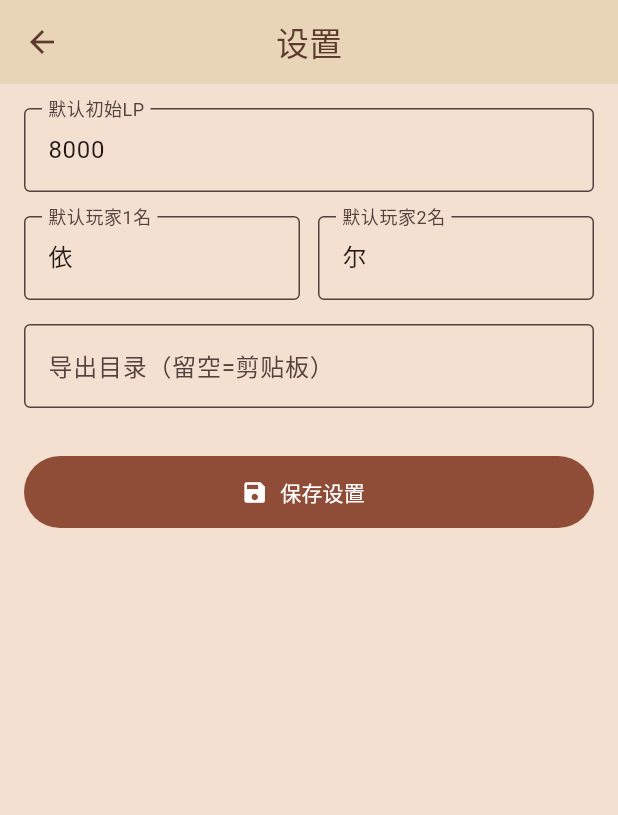
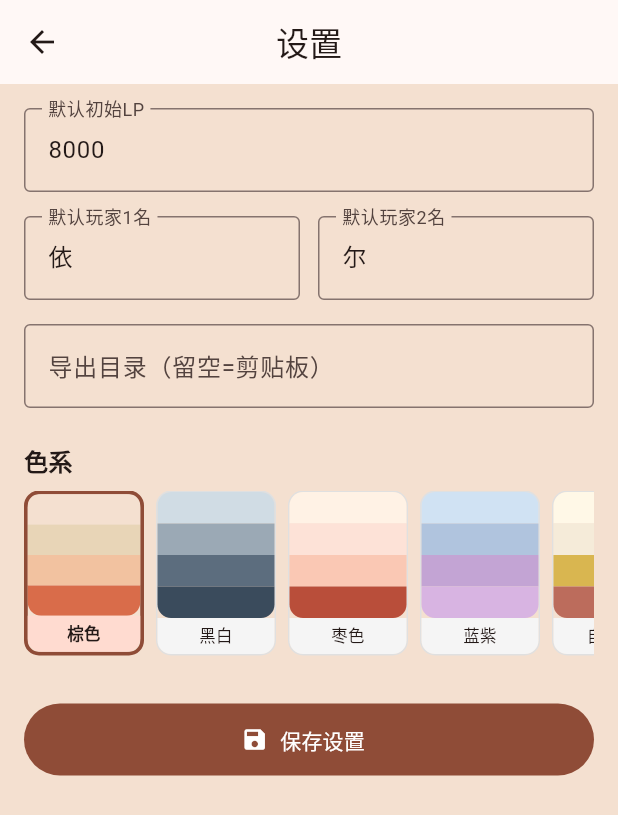
Before and after one commit to Acc0m48/Yu-Gi-Oh.LP-helper, a Flutter app: the SettingsPage screen opened directly with empty values, on a phone screen of 412 x 824 dp. Shown: the top 815 px of the screen. Run offline on Flutter 3.47's test engine with Material 3 defaults, Android fonts, the phone set to English and light mode, and no system bars.

Commit message:
色系系统：9种预设+设置页选择器+统一按钮色

```diff
--- a/lib/screens/settings_page.dart
+++ b/lib/screens/settings_page.dart
@@ -1,5 +1,6 @@
 import 'package:flutter/material.dart';
 import '../services/game_storage.dart';
+import '../theme.dart';
 
 class SettingsPage extends StatefulWidget {
   final AppSettings settings;
@@ -16,6 +17,7 @@ class _SettingsPageState extends State<SettingsPage> {
   late TextEditingController _p1Ctrl;
   late TextEditingController _p2Ctrl;
   late TextEditingController _dirCtrl;
+  late int _themeIndex;
 
   @override
   void initState() {
@@ -24,6 +26,7 @@ class _SettingsPageState extends State<SettingsPage> {
     _p1Ctrl = TextEditingController(text: widget.settings.defaultP1Name);
     _p2Ctrl = TextEditingController(text: widget.settings.defaultP2Name);
     _dirCtrl = TextEditingController(text: widget.settings.exportDir);
+    _themeIndex = widget.settings.themeIndex;
   }
 
   @override
@@ -40,6 +43,7 @@ class _SettingsPageState extends State<SettingsPage> {
     widget.settings.defaultP1Name = _p1Ctrl.text.trim().isEmpty ? '依' : _p1Ctrl.text.trim();
     widget.settings.defaultP2Name = _p2Ctrl.text.trim().isEmpty ? '尔' : _p2Ctrl.text.trim();
     widget.settings.exportDir = _dirCtrl.text.trim();
+    widget.settings.themeIndex = _themeIndex;
     await GameStorage.saveSettings(widget.settings);
     widget.onSaved(widget.settings);
     if (mounted) Navigator.pop(context);
@@ -70,6 +74,60 @@ class _SettingsPageState extends State<SettingsPage> {
             controller: _dirCtrl,
             decoration: const InputDecoration(labelText: '导出目录（留空=剪贴板）', hintText: '/storage/emulated/0/Download', border: OutlineInputBorder()),
           ),
+          const SizedBox(height: 24),
+          const Text('色系', style: TextStyle(fontSize: 16, fontWeight: FontWeight.bold)),
+          const SizedBox(height: 8),
+          SizedBox(
+            height: 110,
+            child: ListView.builder(
+              scrollDirection: Axis.horizontal,
+              itemCount: presets.length,
+              itemBuilder: (_, i) {
+                final p = presets[i];
+                final sel = i == _themeIndex;
+                return GestureDetector(
+                  onTap: () => setState(() => _themeIndex = i),
+                  child: Container(
+                    width: 80,
+                    margin: const EdgeInsets.only(right: 8),
+                    decoration: BoxDecoration(
+                      borderRadius: BorderRadius.circular(10),
+                      border: Border.all(color: sel ? Theme.of(context).colorScheme.primary : Colors.grey.shade300, width: sel ? 2.5 : 1),
+                    ),
+                    child: Column(
+                      children: [
+                        Expanded(
+                          child: Column(
+                            children: List.generate(4, (j) => Expanded(
+                              child: Container(
+                                decoration: BoxDecoration(
+                                  color: p.previewColors[j],
+                                  borderRadius: j == 0
+                                      ? const BorderRadius.vertical(top: Radius.circular(9))
+                                      : j == 3
+                                          ? const BorderRadius.vertical(bottom: Radius.circular(9))
+                                          : null,
+                                ),
+                              ),
+                            )),
+                          ),
+                        ),
+                        Container(
+                          width: double.infinity,
+                          padding: const EdgeInsets.symmetric(vertical: 4),
+                          decoration: BoxDecoration(
+                            color: sel ? Theme.of(context).colorScheme.primaryContainer : Colors.grey.shade100,
+                            borderRadius: const BorderRadius.vertical(bottom: Radius.circular(9)),
+                          ),
+                          child: Text(p.name, textAlign: TextAlign.center, style: TextStyle(fontSize: 11, fontWeight: sel ? FontWeight.bold : FontWeight.normal)),
+                        ),
+                      ],
+                    ),
+                  ),
+                );
+              },
+            ),
+          ),
           const SizedBox(height: 32),
           FilledButton.icon(
             onPressed: _save,
--- a/lib/services/game_storage.dart
+++ b/lib/services/game_storage.dart
@@ -8,12 +8,14 @@ class AppSettings {
   String defaultP1Name;
   String defaultP2Name;
   String exportDir;
+  int themeIndex;
 
   AppSettings({
     this.defaultLp = 8000,
     this.defaultP1Name = '依',
     this.defaultP2Name = '尔',
     this.exportDir = '',
+    this.themeIndex = 0,
   });
 
   Map<String, dynamic> toJson() => {
@@ -21,6 +23,7 @@ class AppSettings {
     'defaultP1Name': defaultP1Name,
     'defaultP2Name': defaultP2Name,
     'exportDir': exportDir,
+    'themeIndex': themeIndex,
   };
 
   factory AppSettings.fromJson(Map<String, dynamic> json) => AppSettings(
@@ -28,6 +31,7 @@ class AppSettings {
     defaultP1Name: json['defaultP1Name'] as String? ?? '依',
     defaultP2Name: json['defaultP2Name'] as String? ?? '尔',
     exportDir: json['exportDir'] as String? ?? '',
+    themeIndex: json['themeIndex'] as int? ?? 0,
   );
 }
 
--- /dev/null
+++ b/lib/theme_presets.dart
@@ -0,0 +1,136 @@
+import 'package:flutter/material.dart';
+
+class ThemePreset {
+  final String name;
+  final Color lightSeed;
+  final Color lightBg;
+  final Color darkSeed;
+  final Color darkBg;
+  final Color lpPositive;
+  final Color lpNegative;
+  final List<Color> previewColors;
+
+  const ThemePreset({
+    required this.name,
+    required this.lightSeed,
+    required this.lightBg,
+    required this.darkSeed,
+    required this.darkBg,
+    required this.lpPositive,
+    required this.lpNegative,
+    required this.previewColors,
+  });
+}
+
+ThemeData buildPresetLight(ThemePreset p) {
+  return ThemeData(
+    colorSchemeSeed: p.lightSeed,
+    useMaterial3: true,
+    brightness: Brightness.light,
+    scaffoldBackgroundColor: p.lightBg,
+    cardTheme: const CardThemeData(surfaceTintColor: Colors.transparent),
+  );
+}
+
+ThemeData buildPresetDark(ThemePreset p) {
+  return ThemeData(
+    colorSchemeSeed: p.darkSeed,
+    useMaterial3: true,
+    brightness: Brightness.dark,
+    scaffoldBackgroundColor: p.darkBg,
+    cardTheme: const CardThemeData(surfaceTintColor: Colors.transparent),
+  );
+}
+
+const presets = <ThemePreset>[
+  ThemePreset(
+    name: '棕色',
+    lightSeed: Color(0xFFD96C4A),
+    lightBg: Color(0xFFF4E0D0),
+    darkSeed: Color(0xFFFFB347),
+    darkBg: Color(0xFF3B2D26),
+    lpPositive: Color(0xFFFF8C42),
+    lpNegative: Color(0xFFD96C4A),
+    previewColors: [Color(0xFFF4E0D0), Color(0xFFE8D5B7), Color(0xFFF2C2A0), Color(0xFFD96C4A)],
+  ),
+  ThemePreset(
+    name: '黑白',
+    lightSeed: Color(0xFF5C6D7E),
+    lightBg: Color(0xFFD0DCE4),
+    darkSeed: Color(0xFFB0C4DE),
+    darkBg: Color(0xFF21303D),
+    lpPositive: Color(0xFF5C6D7E),
+    lpNegative: Color(0xFF3A4B5C),
+    previewColors: [Color(0xFFD0DCE4), Color(0xFF9BA9B5), Color(0xFF5C6D7E), Color(0xFF3A4B5C)],
+  ),
+  ThemePreset(
+    name: '枣色',
+    lightSeed: Color(0xFFD36B46),
+    lightBg: Color(0xFFFFF2E5),
+    darkSeed: Color(0xFFF4A688),
+    darkBg: Color(0xFF8B2E2E),
+    lpPositive: Color(0xFFD36B46),
+    lpNegative: Color(0xFFB94E3A),
+    previewColors: [Color(0xFFFFF2E5), Color(0xFFFDE2D7), Color(0xFFFAC8B4), Color(0xFFB94E3A)],
+  ),
+  ThemePreset(
+    name: '蓝紫',
+    lightSeed: Color(0xFFB0C4DE),
+    lightBg: Color(0xFFD0E2F3),
+    darkSeed: Color(0xFFD8B4E2),
+    darkBg: Color(0xFF2D1B3D),
+    lpPositive: Color(0xFFB0C4DE),
+    lpNegative: Color(0xFFC3A4D4),
+    previewColors: [Color(0xFFD0E2F3), Color(0xFFB0C4DE), Color(0xFFC3A4D4), Color(0xFFD8B4E2)],
+  ),
+  ThemePreset(
+    name: '自然暖',
+    lightSeed: Color(0xFFD9B650),
+    lightBg: Color(0xFFFFF8E7),
+    darkSeed: Color(0xFFE09F5C),
+    darkBg: Color(0xFF6B4E3D),
+    lpPositive: Color(0xFF7B8B3A),
+    lpNegative: Color(0xFFBC6C5C),
+    previewColors: [Color(0xFFFFF8E7), Color(0xFFF5EBD9), Color(0xFFD9B650), Color(0xFFBC6C5C)],
+  ),
+  ThemePreset(
+    name: '自然冷',
+    lightSeed: Color(0xFF4A6B5D),
+    lightBg: Color(0xFFD0DCE0),
+    darkSeed: Color(0xFFA2B9C2),
+    darkBg: Color(0xFF2A4E3C),
+    lpPositive: Color(0xFF4A6B5D),
+    lpNegative: Color(0xFF3A5C62),
+    previewColors: [Color(0xFFD0DCE0), Color(0xFFA2B9C2), Color(0xFF4A6B5D), Color(0xFF2A4E3C)],
+  ),
+  ThemePreset(
+    name: '复古',
+    lightSeed: Color(0xFFA45A52),
+    lightBg: Color(0xFFF5E6D3),
+    darkSeed: Color(0xFFE8C87A),
+    darkBg: Color(0xFF6B4C3A),
+    lpPositive: Color(0xFF3E6B48),
+    lpNegative: Color(0xFF923C3C),
+    previewColors: [Color(0xFFF5E6D3), Color(0xFFD9B48F), Color(0xFFA45A52), Color(0xFF6B4C3A)],
+  ),
+  ThemePreset(
+    name: '甜品',
+    lightSeed: Color(0xFFFFB5A7),
+    lightBg: Color(0xFFFFFDF0),
+    darkSeed: Color(0xFFFEC89A),
+    darkBg: Color(0xFF5C3A3A),
+    lpPositive: Color(0xFFFEC89A),
+    lpNegative: Color(0xFFFFB5A7),
+    previewColors: [Color(0xFFFFFDF0), Color(0xFFFADADD), Color(0xFFFFB5A7), Color(0xFFC4A882)],
+  ),
+];
+
+class AppColors {
+  final ThemePreset preset;
+  const AppColors(this.preset);
+  Color get lpPositive => preset.lpPositive;
+  Color get lpNegative => preset.lpNegative;
+  Color get quick500 => colorFrom(0);
+  Color get quick1000 => colorFrom(1);
+  Color colorFrom(int idx) => preset.previewColors[idx % preset.previewColors.length];
+}
```
Also changed, not shown: lib/main.dart (+15 -7 lines), lib/screens/game_screen.dart (+12 -14 lines), lib/theme.dart (+2 -66 lines), lib/widgets/game_drawer.dart (+0 -8 lines).
